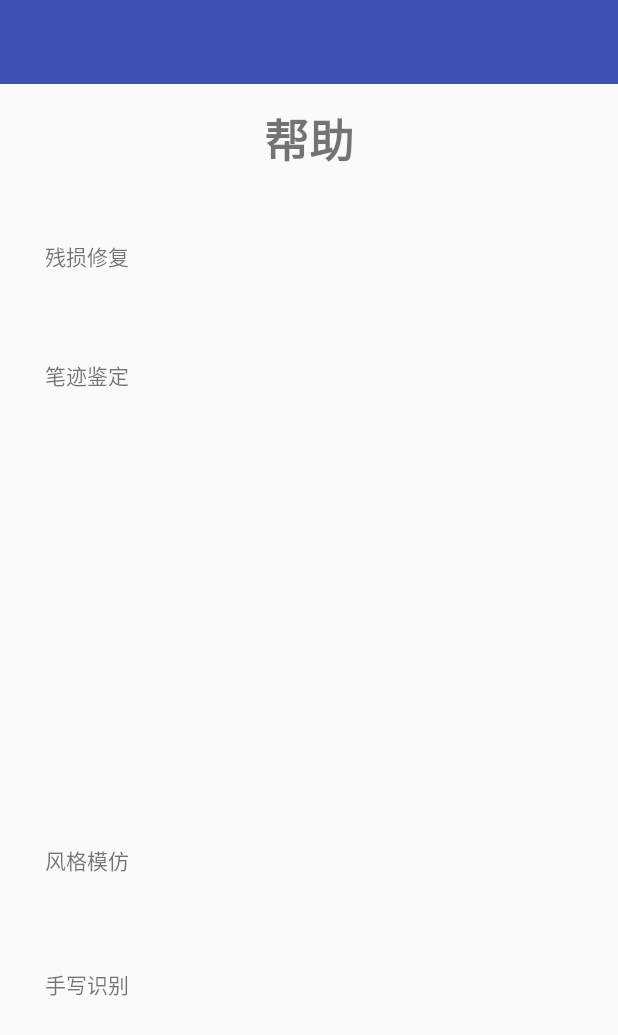
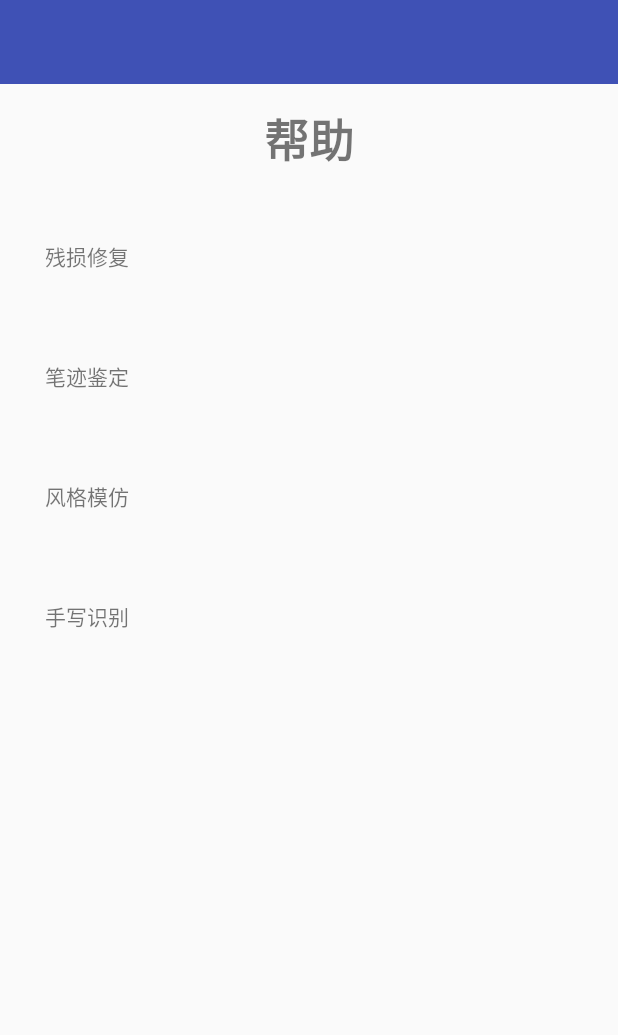
Before and after one commit to Daviddddl/MyPicApp, an Android app: the HelpActivity screen opened directly, with no data from a screen before it, on a phone screen of 412 x 824 dp. Shown: the top 1035 px of the screen. Run offline under Robolectric (Android 15) with nearby library versions, the light colour scheme and no system bars.

Commit message:
修复帮助界面，修改程序图标

```diff
--- a/app/src/main/java/com/kevin/imageuploadclient/activity/UploadActivity.java
+++ b/app/src/main/java/com/kevin/imageuploadclient/activity/UploadActivity.java
@@ -98,6 +98,9 @@ public class UploadActivity extends AppCompatActivity {
                 //String requestUrl = Constant.BASE_URL+"/ImageUploadServer_war/uploadimage";  // 测试war包部署
                 String requestUrl = Constant.BASE_URL+"/uploadimage";  // 测试本地部署
                 UploadUtil.getInstance().uploadFile(absolutePath,fileKey,requestUrl,null);
+
+                //下面考虑再将上传的图片信息保存到远程数据库中，以便装B
+
 
 
             }
--- a/app/src/main/res/layout/activity_help.xml
+++ b/app/src/main/res/layout/activity_help.xml
@@ -35,25 +35,25 @@
         android:layout_height="wrap_content"
         android:layout_alignParentTop="true"
         android:layout_alignStart="@+id/repair_help"
-        android:layout_marginTop="239dp"
+        android:layout_marginTop="240dp"
         android:text="@string/identify_label" />
 
     <TextView
         android:id="@+id/imitate_help"
         android:layout_width="wrap_content"
         android:layout_height="wrap_content"
-        android:layout_alignParentBottom="true"
+        android:layout_alignParentTop="true"
         android:layout_alignStart="@+id/repair_help"
-        android:layout_marginBottom="240dp"
+        android:layout_marginTop="320dp"
         android:text="@string/imitate_label" />
 
     <TextView
         android:id="@+id/manufacture_help"
         android:layout_width="wrap_content"
         android:layout_height="wrap_content"
-        android:layout_alignParentBottom="true"
+        android:layout_alignParentTop="true"
         android:layout_alignStart="@+id/repair_help"
-        android:layout_marginBottom="157dp"
+        android:layout_marginTop="400dp"
         android:text="@string/manufacture_label" />
 
 
```
Also changed, not shown: app/src/main/res/mipmap-hdpi/ic_launcher.jpg (added), app/src/main/res/mipmap-hdpi/ic_launcher.png (deleted), app/src/main/res/mipmap-mdpi/ic_launcher.jpg (added), app/src/main/res/mipmap-mdpi/ic_launcher.png (deleted), app/src/main/res/mipmap-xhdpi/ic_launcher.jpg (added), app/src/main/res/mipmap-xhdpi/ic_launcher.png (deleted), app/src/main/res/mipmap-xxhdpi/ic_launcher.jpg (added), app/src/main/res/mipmap-xxhdpi/ic_launcher.png (deleted), app/src/main/res/mipmap-xxxhdpi/ic_launcher.jpg (added), app/src/main/res/mipmap-xxxhdpi/ic_launcher.png (deleted).
